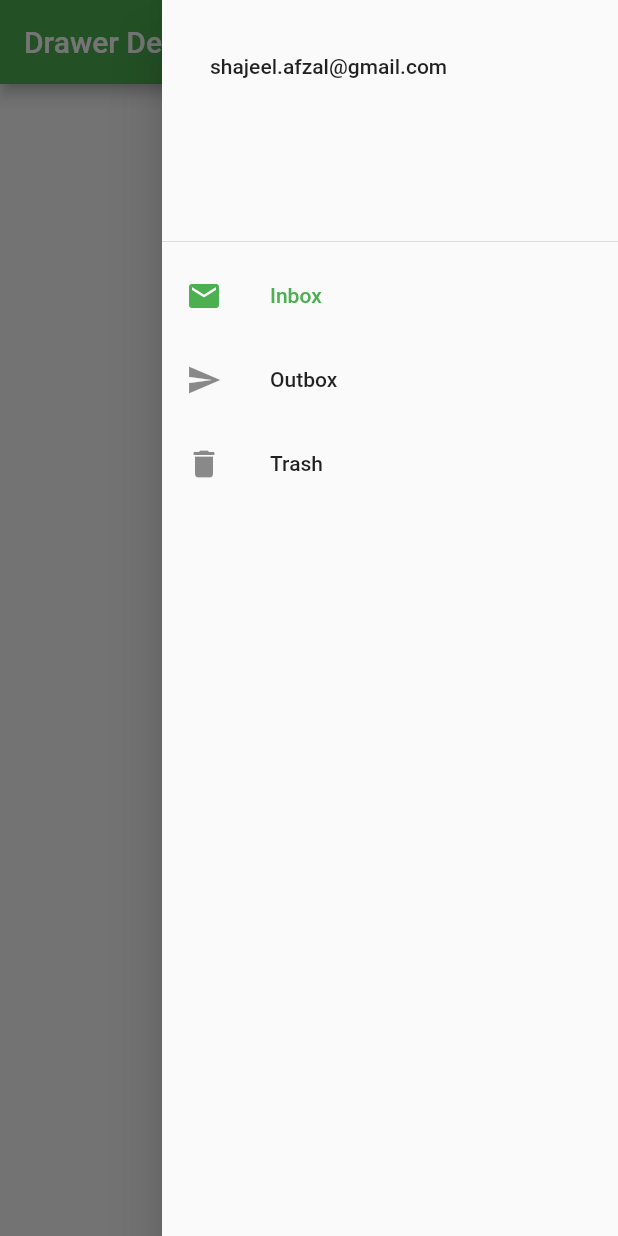
After one commit to Shajeel-Afzal/flutter_learning_code_for_students, a Flutter app: the screen it shows after launch, with the side drawer open, on a phone screen of 412 x 824 dp. The commit adds this screen. Run offline on Flutter 3.47's test engine with Material 2 defaults, Android fonts, the phone set to English and light mode, and no system bars; our stand-ins replace firebase_auth, font_awesome_flutter, google_fonts; accounts and stored records are empty.

Commit message:
gridview, drawer, and bottom navigation bar demo

```diff
--- /dev/null
+++ b/lib/Drawer.dart
@@ -0,0 +1,45 @@
+import 'package:flutter/material.dart';
+
+class DrawerDemo extends StatefulWidget {
+  @override
+  _DrawerDemoState createState() => _DrawerDemoState();
+}
+
+class _DrawerDemoState extends State<DrawerDemo> {
+  @override
+  Widget build(BuildContext context) {
+    return Scaffold(
+      appBar: AppBar(
+        title: Text("Drawer Demo"),
+      ),
+      endDrawer: Drawer(
+        child: ListView(
+          children: <Widget>[
+            DrawerHeader(
+              child: Column(
+                children: <Widget>[
+                  ListTile(
+                    title: Text("shajeel.afzal@gmail.com"),
+                  ),
+                ],
+              ),
+            ),
+            ListTile(
+              selected: true,
+              leading: Icon(Icons.mail),
+              title: Text("Inbox"),
+            ),
+            ListTile(
+              leading: Icon(Icons.send),
+              title: Text("Outbox"),
+            ),
+            ListTile(
+              leading: Icon(Icons.delete),
+              title: Text("Trash"),
+            ),
+          ],
+        ),
+      ),
+    );
+  }
+}
--- a/lib/main.dart
+++ b/lib/main.dart
@@ -1,5 +1,8 @@
+import 'package:erozgaar_app/BottomNavigationBarDemo.dart';
+import 'package:erozgaar_app/Drawer.dart';
 import 'package:erozgaar_app/EmailPasswordLoginScreen.dart';
 import 'package:erozgaar_app/FacebookStroyDemo.dart';
+import 'package:erozgaar_app/GridViewDemo.dart';
 import 'package:erozgaar_app/ListViewDemo.dart';
 import 'package:flutter/material.dart';
 import 'package:font_awesome_flutter/font_awesome_flutter.dart';
@@ -15,9 +18,9 @@ class MyApp extends StatelessWidget {
       debugShowCheckedModeBanner: false,
       title: 'Flutter Demo',
       theme: ThemeData(
-        primarySwatch: Colors.purple,
+        primarySwatch: Colors.green,
       ),
-      home: FacebookStoryDemo(),
+      home: DrawerDemo(),
     );
   }
 }
```
Also changed, not shown: lib/BottomNavigationBarDemo.dart (added, +42 -0 lines), lib/GridViewDemo.dart (added, +30 -0 lines).
